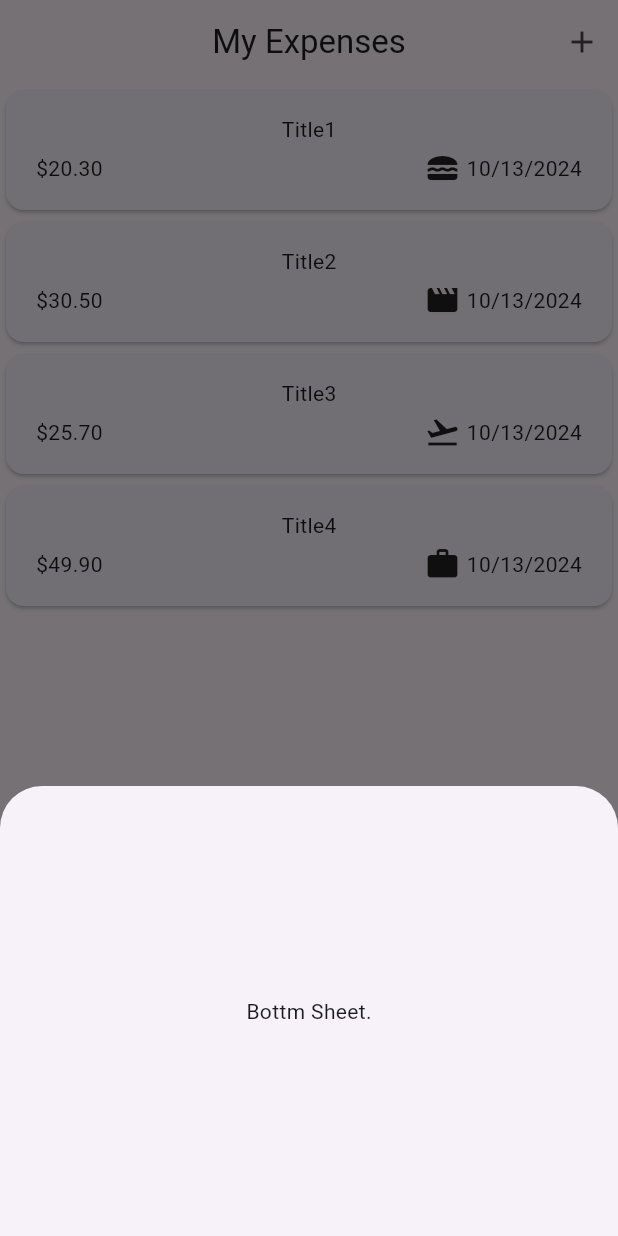
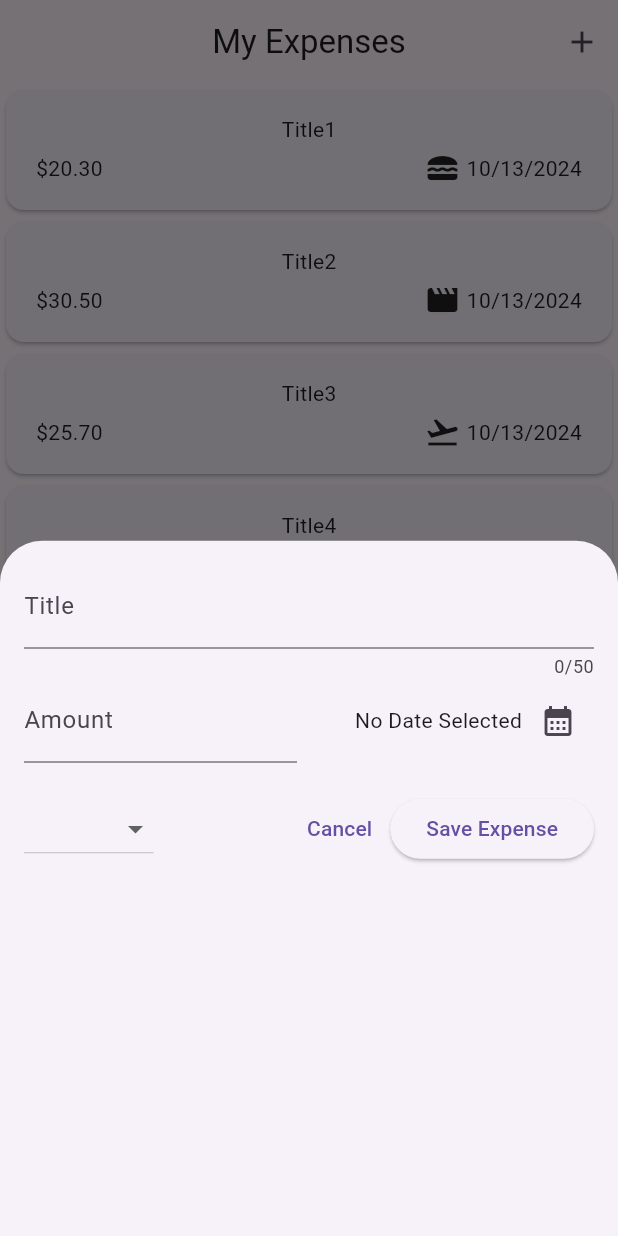
Before and after one commit to a7madDelea/Expenses, a Flutter app: the screen it shows after launch, after a tap on the "add" icon, on a phone screen of 412 x 824 dp. Run offline on Flutter 3.47's test engine with Material 3 defaults, Android fonts, the phone set to English and light mode, and no system bars.

Commit message:
New Expense BottomSheet Widget. Create inputs: Title & amount, buttons: Date Picker, category, cancel & save expense.

```diff
--- a/lib/screens/home_screen.dart
+++ b/lib/screens/home_screen.dart
@@ -2,6 +2,7 @@ import 'package:flutter/material.dart';
 
 import '../model/expense.dart';
 import '../widgets/expenses_list/expenses_list.dart';
+import '../widgets/new_expense.dart';
 
 class HomeScreen extends StatefulWidget {
   const HomeScreen({super.key});
@@ -49,13 +50,7 @@ class _HomeScreenState extends State<HomeScreen> {
             onPressed: () {
               showModalBottomSheet(
                 context: context,
-                builder: (_) => const SizedBox(
-                  height: 300,
-                  width: double.infinity,
-                  child: Center(
-                    child: Text('Bottm Sheet.'),
-                  ),
-                ),
+                builder: (_) => const NewExpence(),
               );
             },
             icon: const Icon(Icons.add),
--- /dev/null
+++ b/lib/widgets/new_expense.dart
@@ -0,0 +1,83 @@
+import 'package:flutter/material.dart';
+
+import '../model/expense.dart';
+
+class NewExpence extends StatelessWidget {
+  const NewExpence({super.key});
+
+  @override
+  Widget build(BuildContext context) {
+    return SizedBox(
+      height: double.infinity,
+      child: Padding(
+        padding: const EdgeInsets.all(16.0),
+        child: Column(
+          children: [
+            // Title input.
+            const TextField(
+              maxLength: 50,
+              keyboardType: TextInputType.text,
+              decoration: InputDecoration(
+                label: Text('Title'),
+              ),
+            ),
+            Row(
+              children: [
+                // Amount input.
+                const Expanded(
+                  child: TextField(
+                    keyboardType: TextInputType.number,
+                    decoration: InputDecoration(
+                        label: Text('Amount'), prefixText: '\$'),
+                  ),
+                ),
+                const SizedBox(width: 16),
+                // Date picker
+                Expanded(
+                  child: Row(
+                    mainAxisAlignment: MainAxisAlignment.end,
+                    crossAxisAlignment: CrossAxisAlignment.center,
+                    children: [
+                      const Text('No Date Selected'),
+                      IconButton(
+                        onPressed: () {},
+                        icon: const Icon(Icons.calendar_month),
+                      ),
+                    ],
+                  ),
+                ),
+              ],
+            ),
+            const SizedBox(height: 20),
+            Row(
+              children: [
+                DropdownButton(
+                  items: Category.values
+                      .map(
+                        (e) => DropdownMenuItem(
+                          value: e,
+                          child: Text(
+                            e.name.toUpperCase(),
+                          ),
+                        ),
+                      )
+                      .toList(),
+                  onChanged: (onChanged) {},
+                ),
+                const Spacer(),
+                TextButton(
+                  onPressed: () {},
+                  child: const Text('Cancel'),
+                ),
+                ElevatedButton(
+                  onPressed: () {},
+                  child: const Text('Save Expense'),
+                ),
+              ],
+            )
+          ],
+        ),
+      ),
+    );
+  }
+}
```
